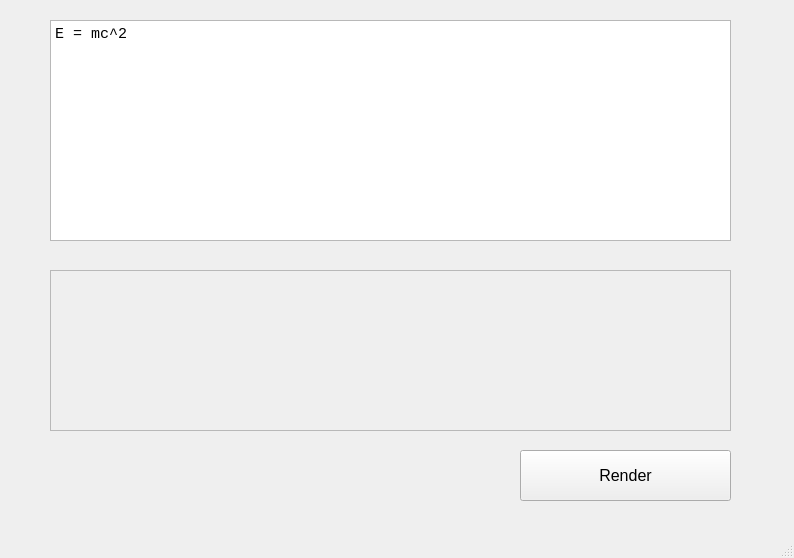
This is pytexrenderer/gui.ui in mhr380/PyTexRenderer as Qt 5 draws it before an edit. The edited form follows.
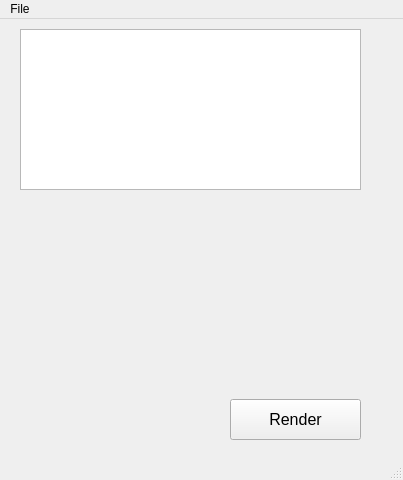
This is the edited form.

Commit message: make ui smaller

The edit to the form file:
```diff
--- a/pytexrenderer/gui.ui
+++ b/pytexrenderer/gui.ui
@@ -6,8 +6,8 @@
    <rect>
     <x>0</x>
     <y>0</y>
-    <width>794</width>
-    <height>558</height>
+    <width>403</width>
+    <height>480</height>
    </rect>
   </property>
   <property name="windowTitle">
@@ -17,56 +17,35 @@
    <widget class="QTextEdit" name="textEdit">
     <property name="geometry">
      <rect>
-      <x>50</x>
-      <y>20</y>
-      <width>681</width>
-      <height>221</height>
+      <x>20</x>
+      <y>10</y>
+      <width>341</width>
+      <height>161</height>
      </rect>
     </property>
     <property name="font">
      <font>
-      <family>Consolas</family>
+      <family>Meiryo UI</family>
      </font>
     </property>
     <property name="html">
      <string>&lt;!DOCTYPE HTML PUBLIC &quot;-//W3C//DTD HTML 4.0//EN&quot; &quot;http://www.w3.org/TR/REC-html40/strict.dtd&quot;&gt;
 &lt;html&gt;&lt;head&gt;&lt;meta name=&quot;qrichtext&quot; content=&quot;1&quot; /&gt;&lt;style type=&quot;text/css&quot;&gt;
 p, li { white-space: pre-wrap; }
-&lt;/style&gt;&lt;/head&gt;&lt;body style=&quot; font-family:'Consolas'; font-size:9pt; font-weight:400; font-style:normal;&quot;&gt;
-&lt;p style=&quot; margin-top:0px; margin-bottom:0px; margin-left:0px; margin-right:0px; -qt-block-indent:0; text-indent:0px;&quot;&gt;&lt;span style=&quot; font-family:'MS UI Gothic'; font-size:11pt;&quot;&gt;E = mc^2&lt;/span&gt;&lt;/p&gt;
-&lt;p style=&quot;-qt-paragraph-type:empty; margin-top:0px; margin-bottom:0px; margin-left:0px; margin-right:0px; -qt-block-indent:0; text-indent:0px; font-family:'MS UI Gothic'; font-size:11pt;&quot;&gt;&lt;br /&gt;&lt;/p&gt;&lt;/body&gt;&lt;/html&gt;</string>
+&lt;/style&gt;&lt;/head&gt;&lt;body style=&quot; font-family:'Meiryo UI'; font-size:9pt; font-weight:400; font-style:normal;&quot;&gt;
+&lt;p style=&quot;-qt-paragraph-type:empty; margin-top:0px; margin-bottom:0px; margin-left:0px; margin-right:0px; -qt-block-indent:0; text-indent:0px;&quot;&gt;&lt;br /&gt;&lt;/p&gt;&lt;/body&gt;&lt;/html&gt;</string>
     </property>
-   </widget>
-   <widget class="QScrollArea" name="scrollArea">
-    <property name="geometry">
-     <rect>
-      <x>50</x>
-      <y>270</y>
-      <width>681</width>
-      <height>161</height>
-     </rect>
+    <property name="acceptRichText">
+     <bool>false</bool>
     </property>
-    <property name="widgetResizable">
-     <bool>true</bool>
-    </property>
-    <widget class="QWidget" name="scrollAreaWidgetContents">
-     <property name="geometry">
-      <rect>
-       <x>0</x>
-       <y>0</y>
-       <width>679</width>
-       <height>159</height>
-      </rect>
-     </property>
-    </widget>
    </widget>
    <widget class="QPushButton" name="pushButton">
     <property name="geometry">
      <rect>
-      <x>520</x>
-      <y>450</y>
-      <width>211</width>
-      <height>51</height>
+      <x>230</x>
+      <y>380</y>
+      <width>131</width>
+      <height>41</height>
      </rect>
     </property>
     <property name="font">
@@ -79,18 +58,53 @@
      <string>Render</string>
     </property>
    </widget>
+   <widget class="QLabel" name="renderingArea">
+    <property name="geometry">
+     <rect>
+      <x>20</x>
+      <y>200</y>
+      <width>341</width>
+      <height>161</height>
+     </rect>
+    </property>
+    <property name="text">
+     <string/>
+    </property>
+   </widget>
   </widget>
   <widget class="QMenuBar" name="menubar">
    <property name="geometry">
     <rect>
      <x>0</x>
      <y>0</y>
-     <width>794</width>
+     <width>403</width>
      <height>21</height>
     </rect>
    </property>
+   <widget class="QMenu" name="menuFile">
+    <property name="title">
+     <string>File</string>
+    </property>
+    <addaction name="actionOpen"/>
+    <addaction name="actionClose"/>
+   </widget>
+   <addaction name="menuFile"/>
   </widget>
-  <widget class="QStatusBar" name="statusbar"/>
+  <widget class="QStatusBar" name="statusbar">
+   <property name="enabled">
+    <bool>true</bool>
+   </property>
+  </widget>
+  <action name="actionOpen">
+   <property name="text">
+    <string>Open</string>
+   </property>
+  </action>
+  <action name="actionClose">
+   <property name="text">
+    <string>Close</string>
+   </property>
+  </action>
  </widget>
  <resources/>
  <connections/>
```
Left out of the diff: 21 changed lines with no effect on the pictures. The commit also changes 1 other file.
